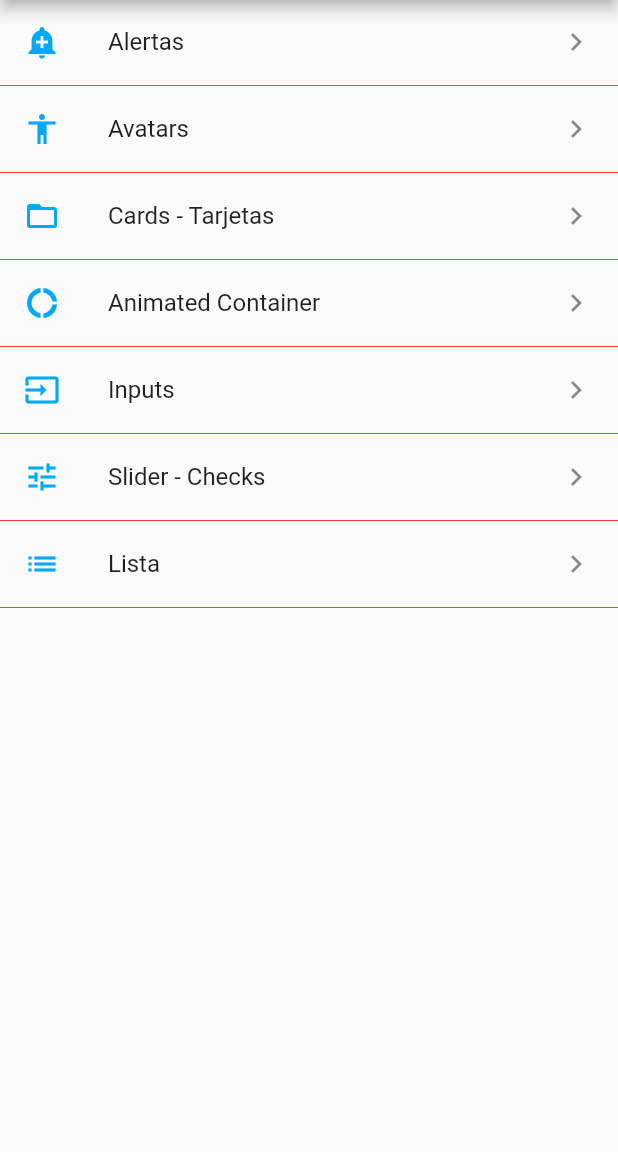
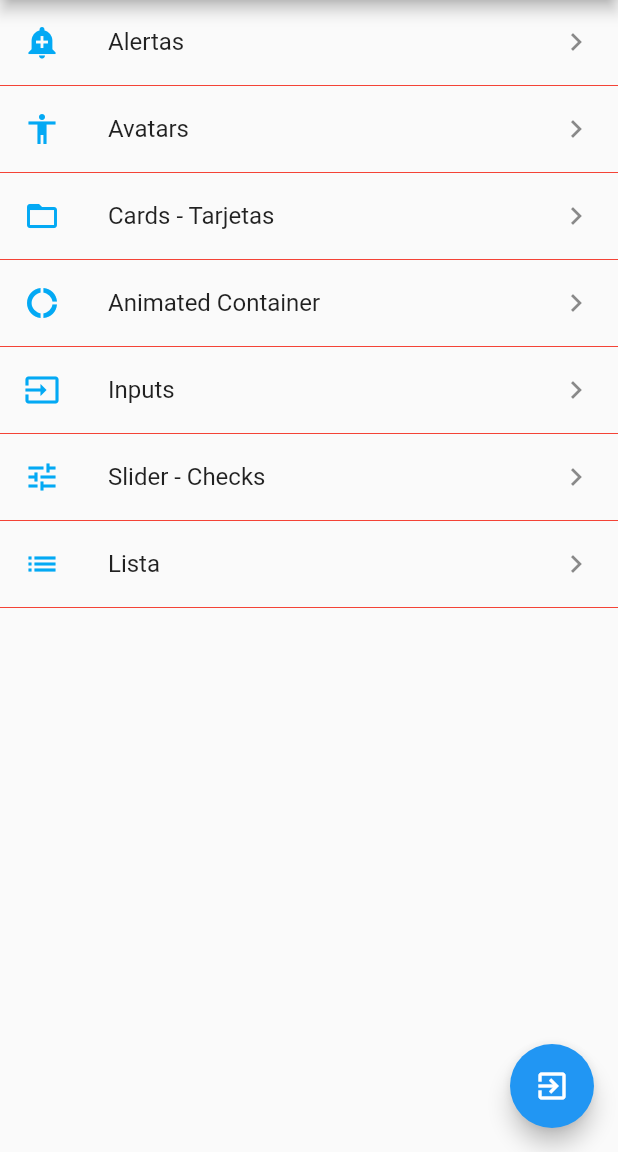
Before and after one commit to raviand/flutter-componentes, a Flutter app: the screen it shows after launch, on a phone screen of 412 x 824 dp, the part 84-1236 px from its top. Run offline on Flutter 3.47's test engine with Material 2 defaults, Android fonts, the phone set to English and light mode, and no system bars.

Commit message:
exit button

```diff
--- a/lib/src/pages/home_page.dart
+++ b/lib/src/pages/home_page.dart
@@ -1,4 +1,5 @@
-import 'package:componentes/src/pages/alert_page.dart';
+import 'dart:io';
+
 import 'package:componentes/src/providers/menu_provider.dart';
 import 'package:componentes/src/utils/icon_string_util.dart';
 import 'package:flutter/material.dart';
@@ -13,6 +14,12 @@ class HomePage extends StatelessWidget {
         title: Text('Componentes'),
         ),
       body: _lista(),
+      floatingActionButton: FloatingActionButton(
+        child: Icon(Icons.exit_to_app),
+        onPressed: (){
+          exit(0);
+        },
+      ),
 
     );
   }
```
